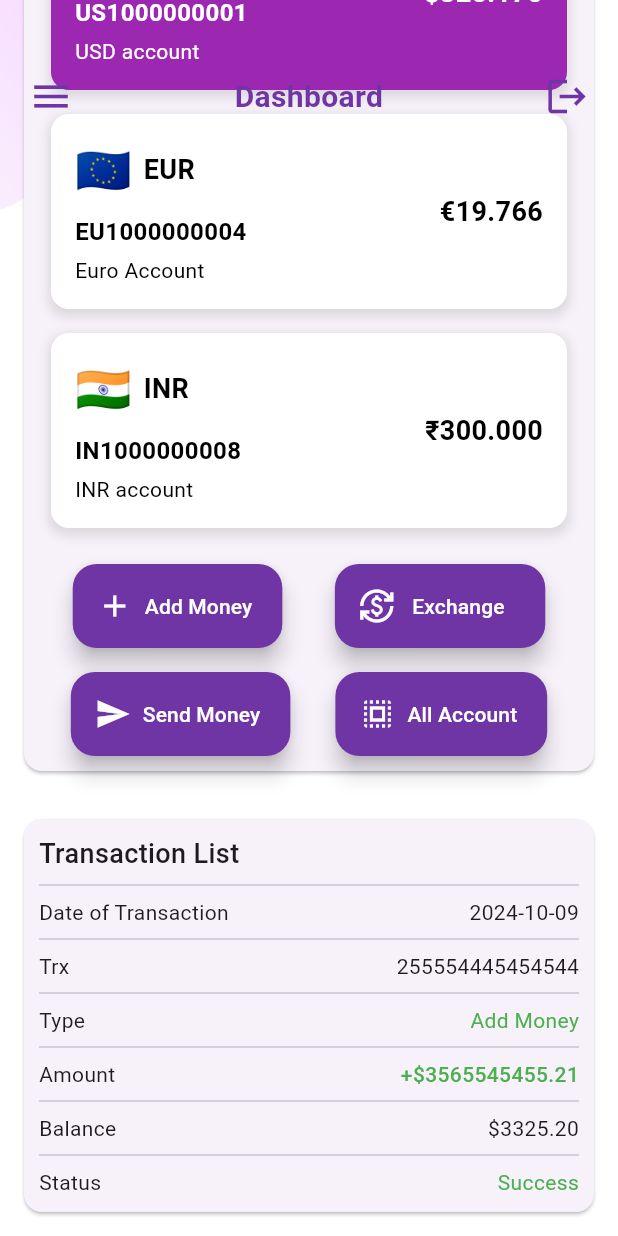
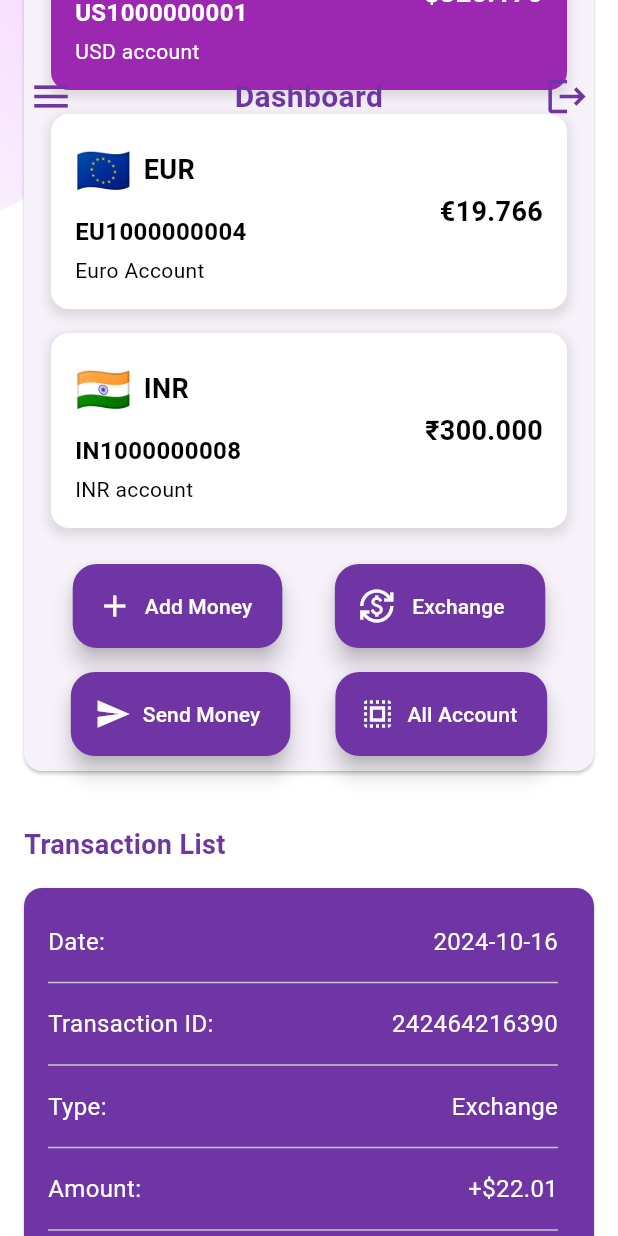
Before and after one commit to VIKAS-WEB/QuickCashApp, a Flutter app: the HomeScreen screen opened directly, scrolled down 344 dp, on a phone screen of 412 x 824 dp. Run offline on Flutter 3.47's test engine with Material 3 defaults, Android fonts, the phone set to English and light mode, and no system bars; our stand-ins replace country_picker, dio, flutter_svg, image_picker, intl_phone_field, percent_indicator and 2 more; missing offline and left inert: country_state_city_pro, flutter_quill; accounts and stored records are empty.

Commit message:
Quickcash
1. Forgot Password Api - Done
     - Forgot Password Api class
     - Forgot Password model class

2. User Profile Api - Done
     - User Profile Api Class with auth
     - User Profile Model class
     - Fetch All Data
     - Set All Data
     - Show User Image

3. Documents (User) Api - Done
     - Documents Api Class
     - Documents Model Class
     - Fetch All Data
     - Set All Data

4. Accounts List Screen (User) Api Done
     - UI Change
     - Accounts List Api Class
     - Accounts Model Class
     - Fetch All Data
     - Set All Accounts List Data

5. Additional Information Screen (User) Api Done
     - Additional Information Api class
     - Additional Information Model Class
     - Fetch All Data
     - Show All Data

6. BeneficiaryAccountList Screen (User) Design and Api - Done
     - Create UI Design - Done
     - BeneficiaryAccountList Api Class
     - BeneficiaryAccountList Model Class
     - Fetch all data
     - Show all data

7. Login History (User) Api - Done
     - LoginHistory Api Class
     - LoginHistory Model Class
     - Fetch All data
     - Show All Data

8. User Update Details (User) Api - Done
     - Show User All Data - User profile api
     - Update Profile Model Class
     - Update Profile Api Class
     - Upload All Data

9. Security (User) Design and Api - Done
     - Validate and Compare Password and Confirm Password
     - Send OTP Api
         - Send OTP Model Class
         - Send OTP Api class
     - Verify and Change Password API - Done
         - Change Password Model Class
         - Change Password Api Class

10. Transaction List Design and Api -
     - Some Design Changes
     -

```diff
--- a/lib/Screens/DashboardScreen/dashboard_screen.dart
+++ b/lib/Screens/DashboardScreen/dashboard_screen.dart
@@ -15,16 +15,74 @@ class DashboardScreen extends StatefulWidget {
 
 class _DashboardScreenState extends State<DashboardScreen> {
 
+  final List<Map<String, String>> transactionList = [
+    {
+      'date': '2024-10-16',
+      'trx': '242464216390',
+      'type': 'Exchange',
+      'amount': '+\$22.01',
+      'balance': '\$555555.22',
+      'status': 'Success',
+    },
+    {
+      'date': '2024-10-15',
+      'trx': '242464216389',
+      'type': 'Exchange',
+      'amount': '-\$50.00',
+      'balance': '\$555533.22',
+      'status': 'Failed',
+    },
+    {
+      'date': '2024-10-14',
+      'trx': '242464216388',
+      'type': 'Exchange',
+      'amount': '+\$100.00',
+      'balance': '\$555583.22',
+      'status': 'Success',
+    },
+    {
+      'date': '2024-10-13',
+      'trx': '242464216387',
+      'type': 'Exchange',
+      'amount': '-\$30.00',
+      'balance': '\$555553.22',
+      'status': 'Pending',
+    },
+    {
+      'date': '2024-10-12',
+      'trx': '242464216386',
+      'type': 'Exchange',
+      'amount': '-\$10.00',
+      'balance': '\$555543.22',
+      'status': 'Success',
+    },
+  ];
+
+  void _navigateToDetail(Map<String, String> transaction) {
+
+  }
+
+  Color _getStatusColor(String status) {
+    switch (status) {
+      case 'Success':
+        return Colors.green;
+      case 'Failed':
+        return Colors.red;
+      case 'Pending':
+        return Colors.orange;
+      default:
+        return kPrimaryColor; // Default color if status is unknown
+    }
+  }
+
   @override
   Widget build(BuildContext context) {
     return Background(
       child: SingleChildScrollView(
         child: Column(
+          crossAxisAlignment: CrossAxisAlignment.start,
           children: [
-            // New card with indicator widgets for Deposit, Debit, and Fee Debit
-
             const SizedBox(height: 25.0,),
-
             const Card(
               margin: EdgeInsets.all(16.0),
               child: Padding(
@@ -159,79 +217,116 @@ class _DashboardScreenState extends State<DashboardScreen> {
             ),
 
             // Transaction List Design
-            const Card(
-              margin: EdgeInsets.all(16.0),
-              child: Padding(
-                padding: EdgeInsets.all(10),
-                child: Column(
-                  crossAxisAlignment: CrossAxisAlignment.start,
-                  children: <Widget>[
-                    Text(
+            const SizedBox(
+              height: largePadding,
+            ),
+            const Padding(padding: EdgeInsets.symmetric(horizontal: defaultPadding),
+            child: Text(
               "Transaction List",
               style: TextStyle(
+                  color: kPrimaryColor,
                   fontSize: 18,
-                        fontWeight: FontWeight.w500,
+                  fontWeight: FontWeight.bold),
             ),
             ),
-
-                    Divider(),
+            const SizedBox(
+              height: smallPadding,
+            ),
+            Column(
+              children: transactionList.map((transaction) {
+                return Card(
+                  margin: const EdgeInsets.symmetric(vertical: 8, horizontal: 16),
+                  color: kPrimaryColor, // Custom background color
+                  child: InkWell(
+                    onTap: () => _navigateToDetail(transaction), // Navigate on tap
+                    child: ListTile(
+                      subtitle: Column(
+                        crossAxisAlignment: CrossAxisAlignment.start,
+                        children: [
+                          const SizedBox(height: defaultPadding),
                           Row(
                             mainAxisAlignment: MainAxisAlignment.spaceBetween,
-                      children: <Widget>[
-                        Text(
-                          "Date of Transaction"),
-                        Text("2024-10-09"),
+                            children: [
+                              const Text("Date:",
+                                  style: TextStyle(color: Colors.white, fontSize: 16)),
+                              Text("${transaction['date']}",
+                                  style: const TextStyle(color: Colors.white, fontSize: 16)),
                             ],
                           ),
-
-                    Divider(),
+                          const SizedBox(height: 8),
+                          const Divider(),
+                          const SizedBox(height: 8),
                           Row(
                             mainAxisAlignment: MainAxisAlignment.spaceBetween,
-                      children: <Widget>[
-                        Text("Trx"),
-                        Text("255554445454544"),
+                            children: [
+                              const Text("Transaction ID:",
+                                  style: TextStyle(color: Colors.white, fontSize: 16)),
+                              Text("${transaction['trx']}",
+                                  style: const TextStyle(color: Colors.white, fontSize: 16)),
                             ],
                           ),
-
-                    Divider(),
+                          const SizedBox(height: 8),
+                          const Divider(),
+                          const SizedBox(height: 8),
                           Row(
                             mainAxisAlignment: MainAxisAlignment.spaceBetween,
-                      children: <Widget>[
-                        Text("Type"),
-                        Text("Add Money",style: TextStyle(color: Colors.green),),
+                            children: [
+                              const Text("Type:",
+                                  style: TextStyle(color: Colors.white, fontSize: 16)),
+                              Text("${transaction['type']}",
+                                  style: const TextStyle(color: Colors.white, fontSize: 16)),
                             ],
                           ),
-
-                    Divider(),
+                          const SizedBox(height: 8),
+                          const Divider(),
+                          const SizedBox(height: 8),
                           Row(
                             mainAxisAlignment: MainAxisAlignment.spaceBetween,
-                      children: <Widget>[
-                        Text("Amount"),
-                        Text("+\$3565545455.21",style: TextStyle(color: Colors.green, fontWeight: FontWeight.w500),),
+                            children: [
+                              const Text("Amount:",
+                                  style: TextStyle(color: Colors.white, fontSize: 16)),
+                              Text("${transaction['amount']}",
+                                  style: const TextStyle(color: Colors.white, fontSize: 16)),
                             ],
                           ),
-
-                    Divider(),
+                          const SizedBox(height: 8),
+                          const Divider(),
+                          const SizedBox(height: 8),
                           Row(
                             mainAxisAlignment: MainAxisAlignment.spaceBetween,
-                      children: <Widget>[
-                        Text("Balance"),
-                        Text("\$3325.20",),
+                            children: [
+                              const Text("Balance:",
+                                  style: TextStyle(color: Colors.white, fontSize: 16)),
+                              Text("${transaction['balance']}",
+                                  style: const TextStyle(color: Colors.white, fontSize: 16)),
                             ],
                           ),
-
-                    Divider(),
+                          const SizedBox(height: 8),
+                          const Divider(),
                           Row(
                             mainAxisAlignment: MainAxisAlignment.spaceBetween,
-                      children: <Widget>[
-                        Text("Status"),
-                        Text("Success",style: TextStyle(color: Colors.green),),
+                            children: [
+                              const Text("Status:",
+                                  style: TextStyle(color: Colors.white, fontSize: 16)),
+
+                              OutlinedButton(
+                                  onPressed: (){},
+                                   style: ButtonStyle(
+                                    backgroundColor: WidgetStateProperty.all(_getStatusColor(transaction['status']!))
+                                ),
+                                   child: Text("${transaction['status']}",
+                                  style: const TextStyle(color: Colors.white)),),
+
                             ],
                           ),
+                          const SizedBox(height: 8),
 
                         ],
                       ),
                     ),
+                  ),
+                );
+              }).toList(),
             ),
 
 
```
Also changed, not shown: 1 other file. Lines whose indentation alone changed are shown as unchanged.
